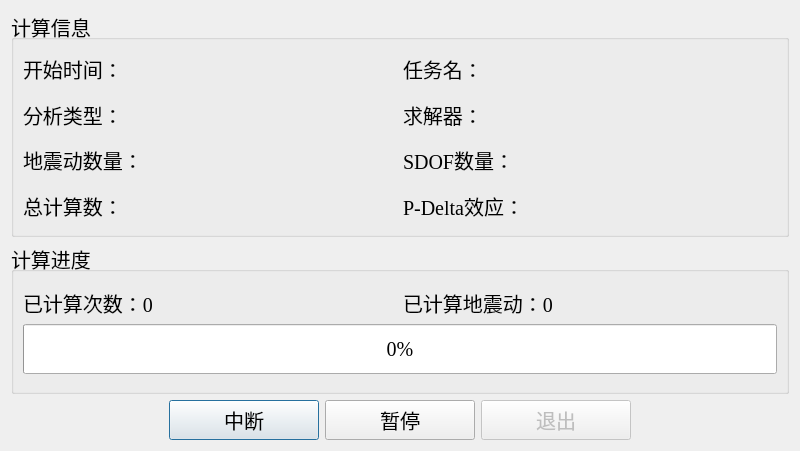
WenchenLie/NRSA, file ui/Win.ui: the form before one commit.
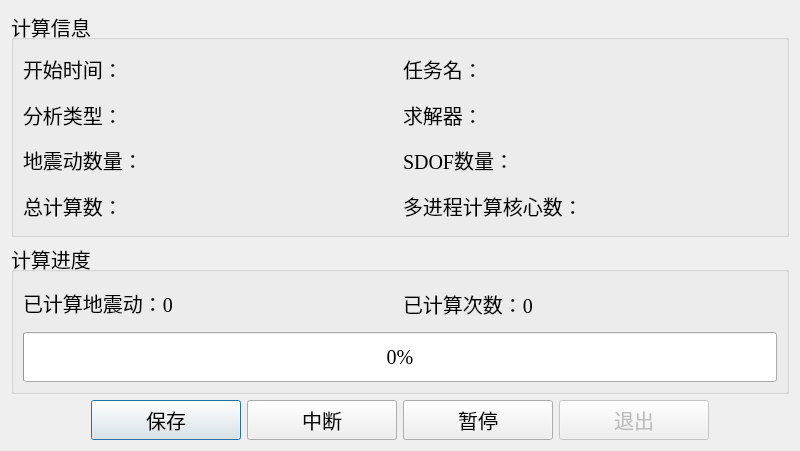
The form after the commit.

Diff of the .ui file:
```diff
--- a/ui/Win.ui
+++ b/ui/Win.ui
@@ -283,7 +283,7 @@
            </size>
           </property>
           <property name="text">
-           <string>P-Delta效应：</string>
+           <string>多进程计算核心数：</string>
           </property>
          </widget>
         </item>
@@ -315,6 +315,25 @@
        <layout class="QVBoxLayout" name="verticalLayout" stretch="1,3">
         <item>
          <layout class="QHBoxLayout" name="horizontalLayout_2" stretch="1,1">
+          <item>
+           <widget class="QLabel" name="label_6">
+            <property name="minimumSize">
+             <size>
+              <width>0</width>
+              <height>30</height>
+             </size>
+            </property>
+            <property name="maximumSize">
+             <size>
+              <width>16777215</width>
+              <height>30</height>
+             </size>
+            </property>
+            <property name="text">
+             <string>已计算地震动：0</string>
+            </property>
+           </widget>
+          </item>
           <item>
            <widget class="QLabel" name="label_7">
             <property name="minimumSize">
@@ -334,25 +353,6 @@
             </property>
            </widget>
           </item>
-          <item>
-           <widget class="QLabel" name="label_6">
-            <property name="minimumSize">
-             <size>
-              <width>0</width>
-              <height>30</height>
-             </size>
-            </property>
-            <property name="maximumSize">
-             <size>
-              <width>16777215</width>
-              <height>30</height>
-             </size>
-            </property>
-            <property name="text">
-             <string>已计算地震动：0</string>
-            </property>
-           </widget>
-          </item>
          </layout>
         </item>
         <item>
@@ -388,6 +388,19 @@
        </property>
       </spacer>
      </item>
+     <item>
+      <widget class="QPushButton" name="pushButton_4">
+       <property name="minimumSize">
+        <size>
+         <width>150</width>
+         <height>40</height>
+        </size>
+       </property>
+       <property name="text">
+        <string>保存</string>
+       </property>
+      </widget>
+     </item>
      <item>
       <widget class="QPushButton" name="pushButton">
        <property name="minimumSize">
```
